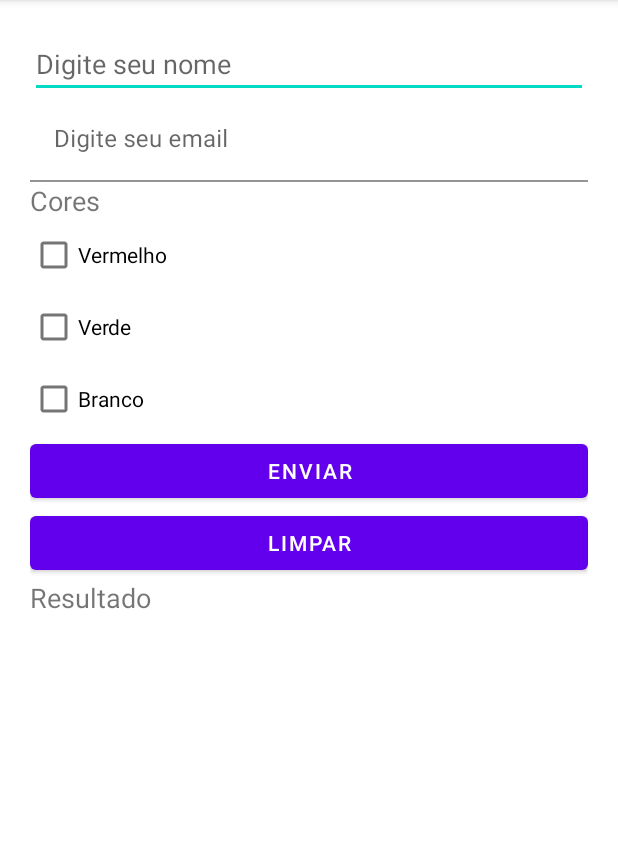
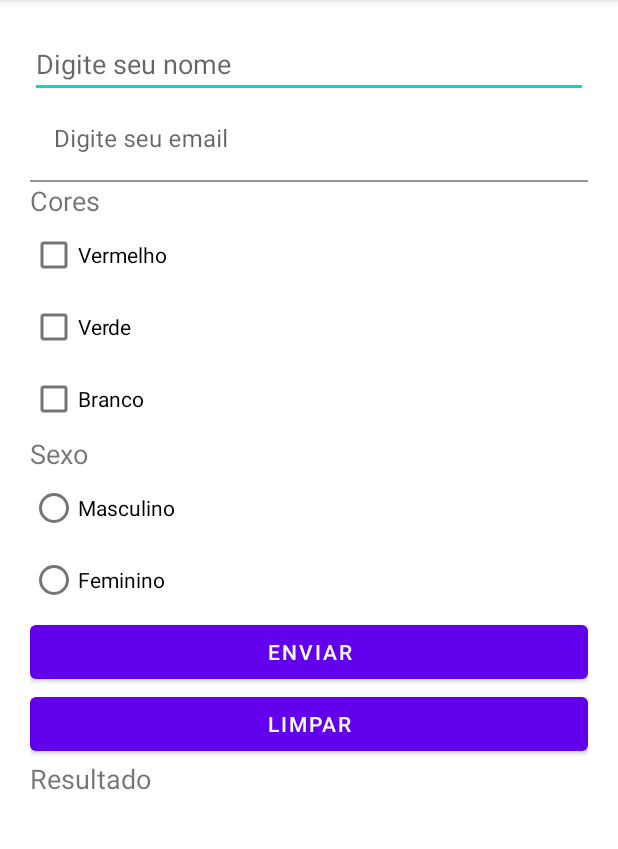
Before and after one commit to VictordeLara/Componetes_Basicos, an Android app: the screen it shows after launch (MainActivity), on a phone screen of 412 x 824 dp, the part 84-933 px from its top. Run offline under Robolectric (Android 15) with nearby library versions, the phone set to English and light mode, and no system bars.

Commit message:
CheckBoxs e RadioButtons

```diff
--- a/app/src/main/java/com/example/componetes_basicos/MainActivity.java
+++ b/app/src/main/java/com/example/componetes_basicos/MainActivity.java
@@ -6,6 +6,8 @@ import android.os.Bundle;
 import android.view.View;
 import android.widget.CheckBox;
 import android.widget.EditText;
+import android.widget.RadioButton;
+import android.widget.RadioGroup;
 import android.widget.TextView;
 
 import com.google.android.material.textfield.TextInputEditText;
@@ -16,8 +18,14 @@ public class MainActivity extends AppCompatActivity {
     private TextInputEditText campoEmail;
     private TextView textResultado;
 
+    //CheckBox
+
     private CheckBox checkVermelho, checkVerde, checkBranco ;
 
+    //RadioButton
+
+    private RadioButton sexoMasculino, sexoFeminino;
+    private RadioGroup opcaosexo;
     @Override
     protected void onCreate(Bundle savedInstanceState) {
         super.onCreate(savedInstanceState);
@@ -32,7 +40,47 @@ public class MainActivity extends AppCompatActivity {
         checkVerde          = findViewById(R.id.checkVerde);
         checkBranco         = findViewById(R.id.checkBranco);
 
+        //RadioButton
+        sexoFeminino        = findViewById(R.id.radioButtonF);
+        sexoMasculino       = findViewById(R.id.radioButtonM);
+        opcaosexo           = findViewById(R.id.radioGroupSexo);
+
+        radiobutton();
     }
+    public void radiobutton(){
+
+        opcaosexo.setOnCheckedChangeListener(new RadioGroup.OnCheckedChangeListener() {
+            @Override
+            public void onCheckedChanged(RadioGroup radioGroup, int checkedId) {
+
+                if (checkedId == R.id.radioButtonM) {
+                    textResultado.setText("Masculino");
+
+                } else if (checkedId == R.id.radioButtonF) {
+                    textResultado.setText("Feminino");
+                }
+
+            }});
+
+
+/*      String sexo = "";
+        if (sexoMasculino.isChecked()){
+            sexo = " Masculino ";
+
+        }
+        textResultado.setText(sexo);
+        if (sexoFeminino.isChecked()){
+            sexo = " Feminino ";
+
+        }
+        textResultado.setText(sexo); */
+
+
+
+
+
+    }
+
     public void checkbox(){
         String texto = "";
         if(checkVermelho.isChecked()) {
@@ -52,8 +100,8 @@ public class MainActivity extends AppCompatActivity {
     }
 
     public void enviar(View view){
-
-        checkbox();
+        //radiobutton();
+        //checkbox();
         /*
         String nome         = campoNome.getText().toString();
         String email        = campoEmail.getText().toString();
--- a/app/src/main/res/layout/activity_main.xml
+++ b/app/src/main/res/layout/activity_main.xml
@@ -57,6 +57,32 @@
             android:layout_weight="1"
             android:text="Branco" />
 
+        <TextView
+            android:id="@+id/textView"
+            android:layout_width="wrap_content"
+            android:layout_height="wrap_content"
+            android:layout_weight="1"
+            android:text="Sexo"
+            android:textSize="18sp" />
+
+        <RadioGroup
+            android:id="@+id/radioGroupSexo"
+            android:layout_width="match_parent"
+            android:layout_height="match_parent">
+
+            <RadioButton
+                android:id="@+id/radioButtonM"
+                android:layout_width="match_parent"
+                android:layout_height="wrap_content"
+                android:text="Masculino" />
+
+            <RadioButton
+                android:id="@+id/radioButtonF"
+                android:layout_width="match_parent"
+                android:layout_height="wrap_content"
+                android:text="Feminino" />
+        </RadioGroup>
+
         <Button
             android:id="@+id/button"
             android:layout_width="match_parent"
```
